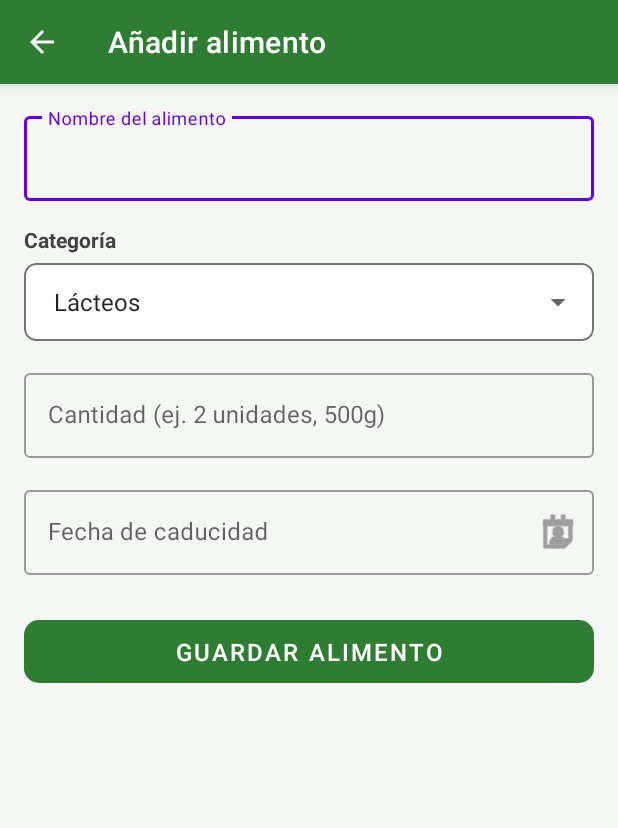
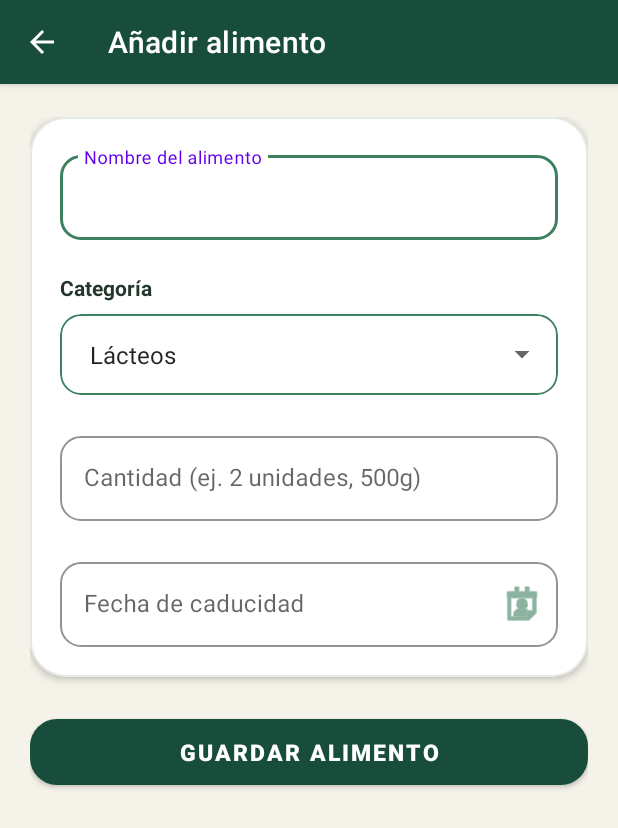
Before and after one commit to liabytez/CaducApp, an Android app: the AddEditActivity screen opened directly, with no data from a screen before it, on a phone screen of 412 x 824 dp. Shown: the top 828 px of the screen. Run offline under Robolectric (Android 15) with nearby library versions, the phone set to English and light mode, and no system bars; our stand-ins replace Room's generated code.

Commit message:
visual redesign

```diff
--- a/app_as/app/src/main/res/layout/activity_add_edit.xml
+++ b/app_as/app/src/main/res/layout/activity_add_edit.xml
@@ -8,10 +8,12 @@
     android:background="@color/background_light"
     tools:context="com.example.caducapp.vista.AddEditActivity">
 
-    <!-- Barra superior con botón de volver -->
+    <!-- Barra superior -->
     <com.google.android.material.appbar.AppBarLayout
         android:layout_width="match_parent"
-        android:layout_height="wrap_content">
+        android:layout_height="wrap_content"
+        android:background="@color/primary"
+        android:elevation="0dp">
 
         <com.google.android.material.appbar.MaterialToolbar
             android:id="@+id/toolbarAddEdit"
@@ -25,32 +27,59 @@
 
     </com.google.android.material.appbar.AppBarLayout>
 
-    <!-- Contenedor desplazable -->
+    <!-- Formulario desplazable -->
     <ScrollView
         android:layout_width="match_parent"
         android:layout_height="match_parent"
+        android:clipToPadding="false"
+        android:fillViewport="true"
+        android:paddingBottom="16dp"
         app:layout_behavior="@string/appbar_scrolling_view_behavior">
 
         <LinearLayout
             android:layout_width="match_parent"
             android:layout_height="wrap_content"
             android:orientation="vertical"
-            android:padding="16dp">
+            android:paddingHorizontal="20dp"
+            android:paddingTop="22dp"
+            android:paddingBottom="28dp">
 
-            <!-- Nombre del alimento -->
+            <!-- Tarjeta del formulario -->
+            <com.google.android.material.card.MaterialCardView
+                android:layout_width="match_parent"
+                android:layout_height="wrap_content"
+                app:cardBackgroundColor="@color/surface"
+                app:cardCornerRadius="24dp"
+                app:cardElevation="3dp"
+                app:strokeColor="@color/divider"
+                app:strokeWidth="1dp">
+
+                <LinearLayout
+                    android:layout_width="match_parent"
+                    android:layout_height="wrap_content"
+                    android:orientation="vertical"
+                    android:padding="20dp">
+
+                    <!-- Nombre -->
                     <com.google.android.material.textfield.TextInputLayout
                         android:id="@+id/tilNombre"
                         style="@style/Widget.MaterialComponents.TextInputLayout.OutlinedBox"
                         android:layout_width="match_parent"
                         android:layout_height="wrap_content"
-                android:hint="@string/hint_nombre">
+                        android:hint="@string/hint_nombre"
+                        app:boxCornerRadiusTopStart="14dp"
+                        app:boxCornerRadiusTopEnd="14dp"
+                        app:boxCornerRadiusBottomStart="14dp"
+                        app:boxCornerRadiusBottomEnd="14dp"
+                        app:boxStrokeColor="@color/leaf">
 
                         <com.google.android.material.textfield.TextInputEditText
                             android:id="@+id/etNombre"
                             android:layout_width="match_parent"
                             android:layout_height="wrap_content"
                             android:inputType="textCapSentences"
-                    android:maxLines="1" />
+                            android:maxLines="1"
+                            android:textColor="@color/text_primary" />
 
                     </com.google.android.material.textfield.TextInputLayout>
 
@@ -58,26 +87,28 @@
                     <TextView
                         android:layout_width="match_parent"
                         android:layout_height="wrap_content"
-                android:layout_marginTop="16dp"
-                android:layout_marginBottom="6dp"
+                        android:layout_marginTop="22dp"
+                        android:layout_marginBottom="8dp"
                         android:text="@string/label_categoria"
-                android:textColor="#424242"
+                        android:textColor="@color/text_primary"
                         android:textSize="14sp"
                         android:textStyle="bold" />
 
                     <com.google.android.material.card.MaterialCardView
                         android:layout_width="match_parent"
                         android:layout_height="wrap_content"
-                app:cardCornerRadius="8dp"
+                        app:cardBackgroundColor="@color/surface"
+                        app:cardCornerRadius="14dp"
                         app:cardElevation="0dp"
-                app:strokeColor="#757575"
+                        app:strokeColor="@color/leaf"
                         app:strokeWidth="1dp">
 
                         <Spinner
                             android:id="@+id/spinnerCategoria"
                             android:layout_width="match_parent"
-                    android:layout_height="52dp"
-                    android:paddingHorizontal="12dp" />
+                            android:layout_height="54dp"
+                            android:paddingHorizontal="12dp"
+                            android:popupBackground="@color/surface" />
 
                     </com.google.android.material.card.MaterialCardView>
 
@@ -87,15 +118,21 @@
                         style="@style/Widget.MaterialComponents.TextInputLayout.OutlinedBox"
                         android:layout_width="match_parent"
                         android:layout_height="wrap_content"
-                android:layout_marginTop="16dp"
-                android:hint="@string/hint_cantidad">
+                        android:layout_marginTop="22dp"
+                        android:hint="@string/hint_cantidad"
+                        app:boxCornerRadiusTopStart="14dp"
+                        app:boxCornerRadiusTopEnd="14dp"
+                        app:boxCornerRadiusBottomStart="14dp"
+                        app:boxCornerRadiusBottomEnd="14dp"
+                        app:boxStrokeColor="@color/leaf">
 
                         <com.google.android.material.textfield.TextInputEditText
                             android:id="@+id/etCantidad"
                             android:layout_width="match_parent"
                             android:layout_height="wrap_content"
                             android:inputType="textCapSentences"
-                    android:maxLines="1" />
+                            android:maxLines="1"
+                            android:textColor="@color/text_primary" />
 
                     </com.google.android.material.textfield.TextInputLayout>
 
@@ -105,10 +142,16 @@
                         style="@style/Widget.MaterialComponents.TextInputLayout.OutlinedBox"
                         android:layout_width="match_parent"
                         android:layout_height="wrap_content"
-                android:layout_marginTop="16dp"
+                        android:layout_marginTop="22dp"
                         android:hint="@string/hint_fecha_caducidad"
+                        app:boxCornerRadiusTopStart="14dp"
+                        app:boxCornerRadiusTopEnd="14dp"
+                        app:boxCornerRadiusBottomStart="14dp"
+                        app:boxCornerRadiusBottomEnd="14dp"
+                        app:boxStrokeColor="@color/leaf"
                         app:endIconDrawable="@android:drawable/ic_menu_my_calendar"
-                app:endIconMode="custom">
+                        app:endIconMode="custom"
+                        app:endIconTint="@color/leaf">
 
                         <com.google.android.material.textfield.TextInputEditText
                             android:id="@+id/etFechaCaducidad"
@@ -117,36 +160,45 @@
                             android:clickable="true"
                             android:cursorVisible="false"
                             android:focusable="false"
-                    android:inputType="none" />
+                            android:inputType="none"
+                            android:textColor="@color/text_primary" />
 
                     </com.google.android.material.textfield.TextInputLayout>
 
-            <!-- Guardar -->
+                </LinearLayout>
+
+            </com.google.android.material.card.MaterialCardView>
+
+            <!-- Botón guardar -->
             <com.google.android.material.button.MaterialButton
                 android:id="@+id/btnGuardar"
                 android:layout_width="match_parent"
-                android:layout_height="54dp"
-                android:layout_marginTop="24dp"
+                android:layout_height="56dp"
+                android:layout_marginTop="22dp"
                 android:text="@string/btn_guardar"
-                android:textSize="16sp"
+                android:textColor="@color/white"
+                android:textSize="15sp"
+                android:textStyle="bold"
                 app:backgroundTint="@color/primary"
-                app:cornerRadius="10dp" />
+                app:cornerRadius="18dp"
+                app:elevation="3dp" />
 
-            <!-- Eliminar: solo aparece al editar -->
+            <!-- Botón eliminar: solo al editar -->
             <com.google.android.material.button.MaterialButton
                 android:id="@+id/btnEliminar"
                 style="@style/Widget.MaterialComponents.Button.OutlinedButton"
                 android:layout_width="match_parent"
-                android:layout_height="50dp"
+                android:layout_height="52dp"
                 android:layout_marginTop="12dp"
                 android:text="@string/btn_eliminar"
                 android:textColor="@color/urgencia_roja"
                 android:visibility="gone"
-                app:cornerRadius="10dp"
+                app:cornerRadius="16dp"
                 app:strokeColor="@color/urgencia_roja"
                 tools:visibility="visible" />
 
         </LinearLayout>
+
     </ScrollView>
 
 </androidx.coordinatorlayout.widget.CoordinatorLayout>
--- a/app_as/app/src/main/res/values/colors.xml
+++ b/app_as/app/src/main/res/values/colors.xml
@@ -1,21 +1,40 @@
 <?xml version="1.0" encoding="utf-8"?>
 <resources>
+
+    <!-- Colores básicos -->
     <color name="black">#FF000000</color>
     <color name="white">#FFFFFFFF</color>
 
-    <!-- Paleta principal de CaducApp -->
-    <color name="primary">#2E7D32</color>
-    <color name="primary_dark">#1B5E20</color>
-    <color name="accent">#FF8F00</color>
-    <color name="background_light">#F5F7F5</color>
+    <!-- Identidad visual Organic Modern -->
+    <color name="primary">#174D3A</color>
+    <color name="primary_dark">#103B2C</color>
+    <color name="accent">#F2A65A</color>
 
-    <!-- Indicadores de urgencia de caducidad -->
+    <!-- Fondos y superficies -->
+    <color name="background_light">#F5F3E9</color>
+    <color name="surface">#FFFFFF</color>
+    <color name="surface_mint">#E5F0E6</color>
+    <color name="surface_peach">#FFF0DF</color>
+
+    <!-- Textos -->
+    <color name="text_primary">#24352B</color>
+    <color name="text_secondary">#68796D</color>
+
+    <!-- Detalles -->
+    <color name="divider">#E5EAE3</color>
+    <color name="mint">#B8DCC1</color>
+    <color name="leaf">#3D8060</color>
+    <color name="cream">#F5F3E9</color>
+    <color name="peach">#F2A65A</color>
+
+    <!-- Indicadores de urgencia -->
     <color name="urgencia_roja">#B71C1C</color>
     <color name="urgencia_naranja">#8A4B00</color>
     <color name="urgencia_verde">#1B5E20</color>
 
-    <!-- Fondos suaves para las etiquetas de días restantes -->
+    <!-- Fondos suaves de urgencia -->
     <color name="fondo_rojo_suave">#FFEBEE</color>
     <color name="fondo_naranja_suave">#FFF3E0</color>
     <color name="fondo_verde_suave">#E8F5E9</color>
+
 </resources>
--- a/app_as/gradle/libs.versions.toml
+++ b/app_as/gradle/libs.versions.toml
@@ -1,5 +1,5 @@
 [versions]
-agp = "9.5.1"
+agp = "9.4.1"
 junit = "4.13.2"
 junitVersion = "1.1.5"
 espressoCore = "3.5.1"
```
Also changed, not shown: app_as/app/src/main/res/drawable/bg_etiqueta_caducidad.xml (added, +9 -0 lines), app_as/app/src/main/res/layout/activity_estadisticas.xml (+62 -46 lines), app_as/app/src/main/res/layout/activity_main.xml (+46 -26 lines), app_as/app/src/main/res/layout/item_alimento.xml (+44 -31 lines), 1 other file. Lines whose indentation alone changed are shown as unchanged.
